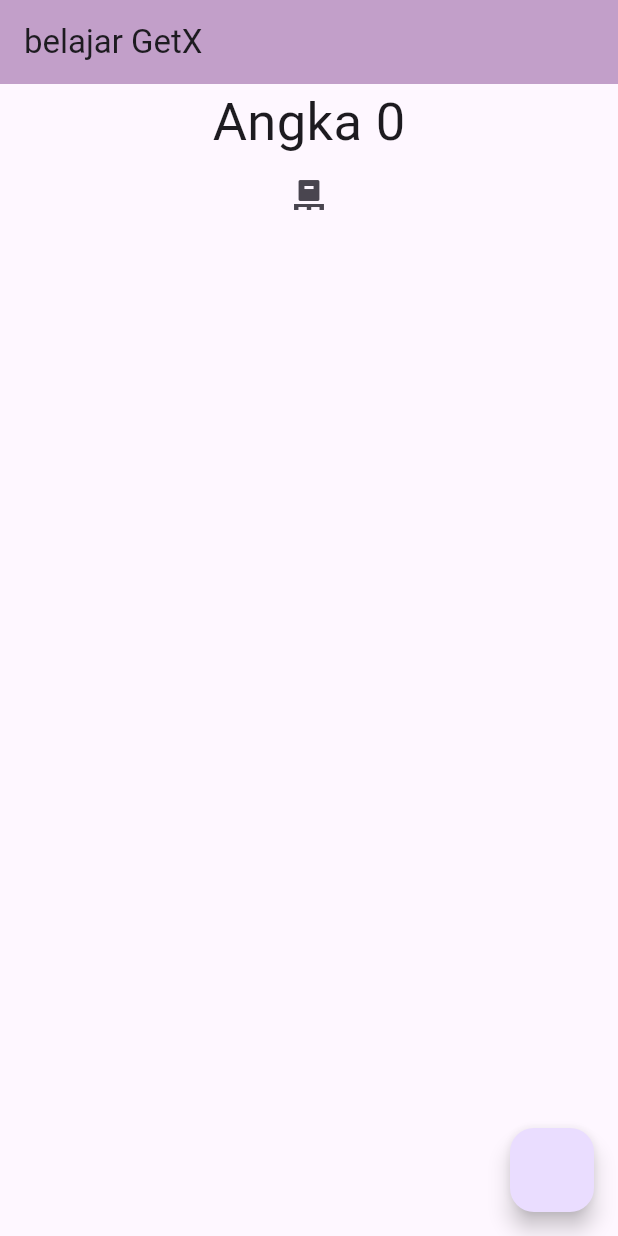
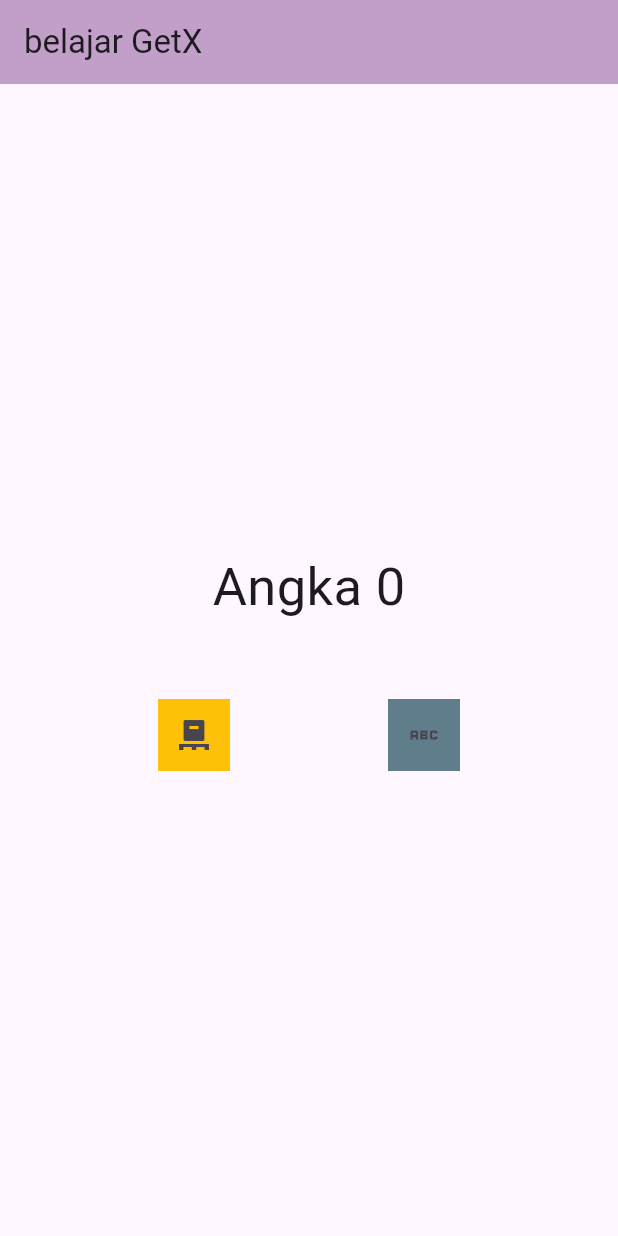
Before and after one commit to fannyHere/getX-for-me, a Flutter app: the screen it shows after launch, on a phone screen of 412 x 824 dp. Run offline on Flutter 3.47's test engine with Material 3 defaults, Android fonts, the phone set to English and light mode, and no system bars; our stand-ins replace get.

Commit message:
edited iconbutton

```diff
--- a/lib/main.dart
+++ b/lib/main.dart
@@ -33,6 +33,7 @@ class CounterPage extends StatelessWidget {
         backgroundColor: Color.fromRGBO(194, 159, 201, 1),
       ),
       body: Column(
+        mainAxisAlignment: MainAxisAlignment.center,
         children: [
           Center(
             child: Obx(
@@ -44,16 +45,29 @@ class CounterPage extends StatelessWidget {
               ),
             ),
           ),
+          SizedBox(
+            height: 50,
+          ),
+          Row(
+            mainAxisAlignment: MainAxisAlignment.spaceEvenly,
+            children: [
               Container(
+                color: Colors.amber,
                 child: IconButton(
                   onPressed: () => themeC.changeTheme(),
                   icon: Icon(Icons.pallet),
                 ),
               ),
+              Container(
+                color: Colors.blueGrey,
+                child: IconButton(
+                  onPressed: () => counterC.decrement(),
+                  icon: Icon(Icons.abc),
+                ),
+              ),
             ],
           ),
-      floatingActionButton: FloatingActionButton(
-        onPressed: () => counterC.decrement(),
+        ],
       ),
     );
   }
```
Lines whose indentation alone changed are shown as unchanged.
